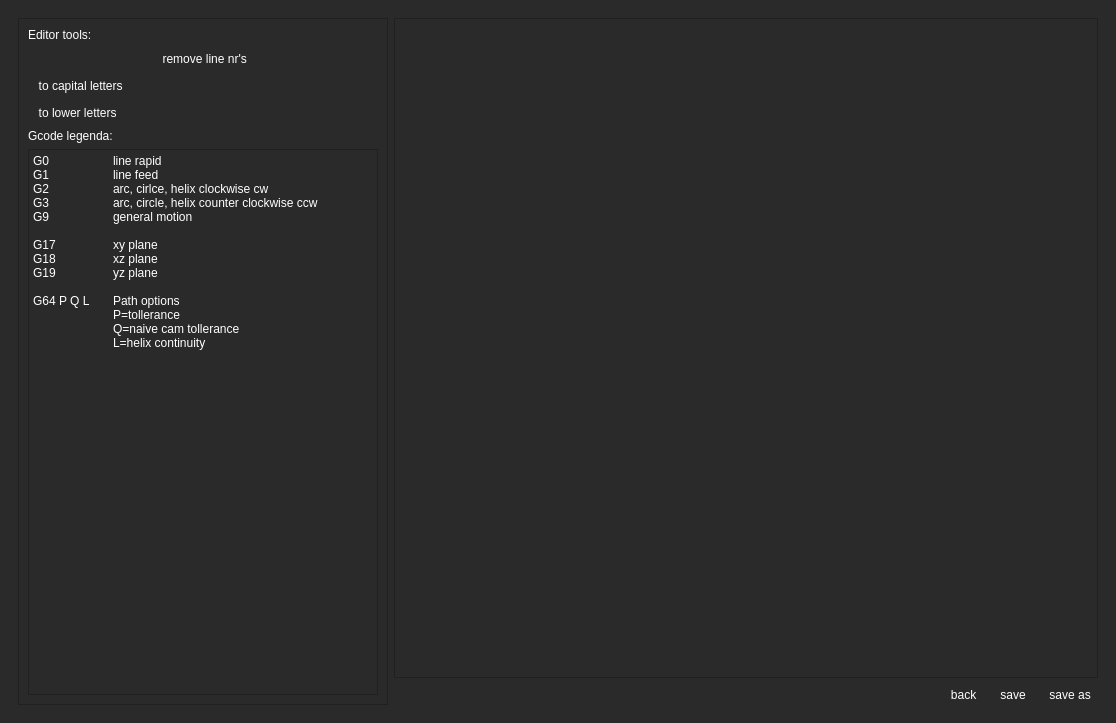
Above: projects/cnc/mainwindow.ui from krcwrhvgyxzqelljes/hal-core before the change. Below: the same form after it.
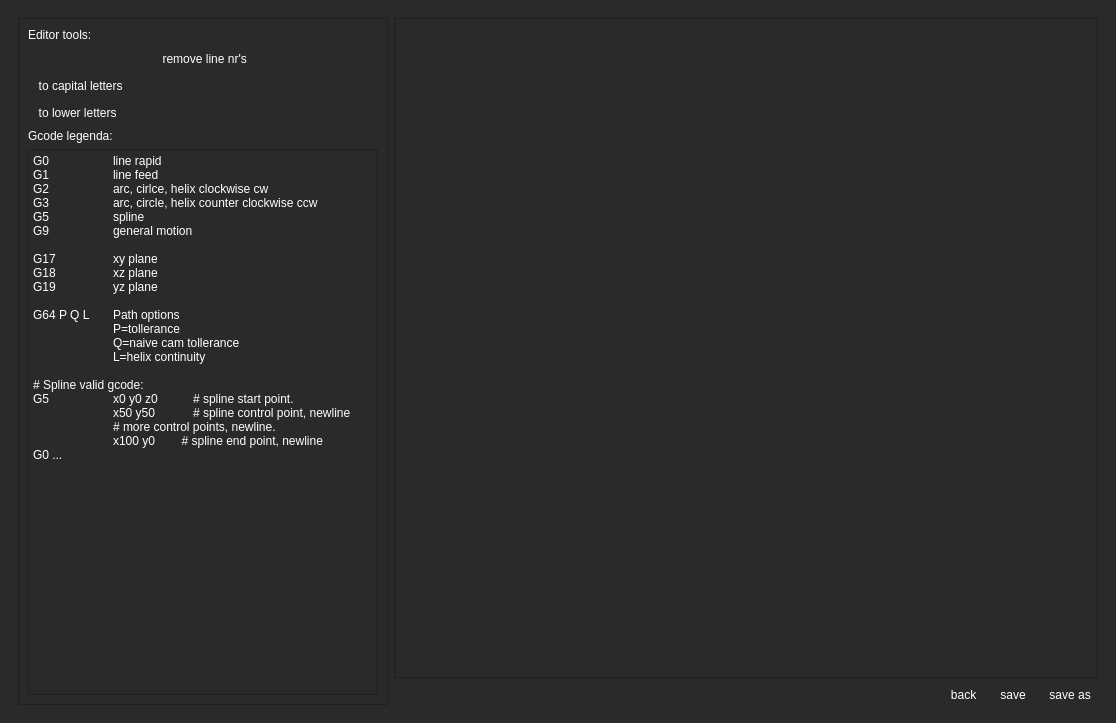
That is the form after the change. The open tabs and pages were chosen to show the change. Icons and pictures are not drawn.

Commit message: update code, adding spline g5 to gcode parser

```diff
--- a/projects/cnc/mainwindow.ui
+++ b/projects/cnc/mainwindow.ui
@@ -1197,6 +1197,7 @@
 G1 	line feed
 G2 	arc, cirlce, helix clockwise cw
 G3 	arc, circle, helix counter clockwise ccw
+G5          	spline
 G9 	general motion 
 
 G17  	xy plane 
@@ -1208,6 +1209,12 @@
 	Q=naive cam tollerance
 	L=helix continuity
 
+# Spline valid gcode:
+G5              	x0 y0 z0 	# spline start point.	
+	x50 y50	# spline control point, newline
+	# more control points, newline.
+	x100 y0        # spline end point, newline
+G0 ...
 </string>
                </property>
               </widget>
```
The commit also changes 60 other files.
